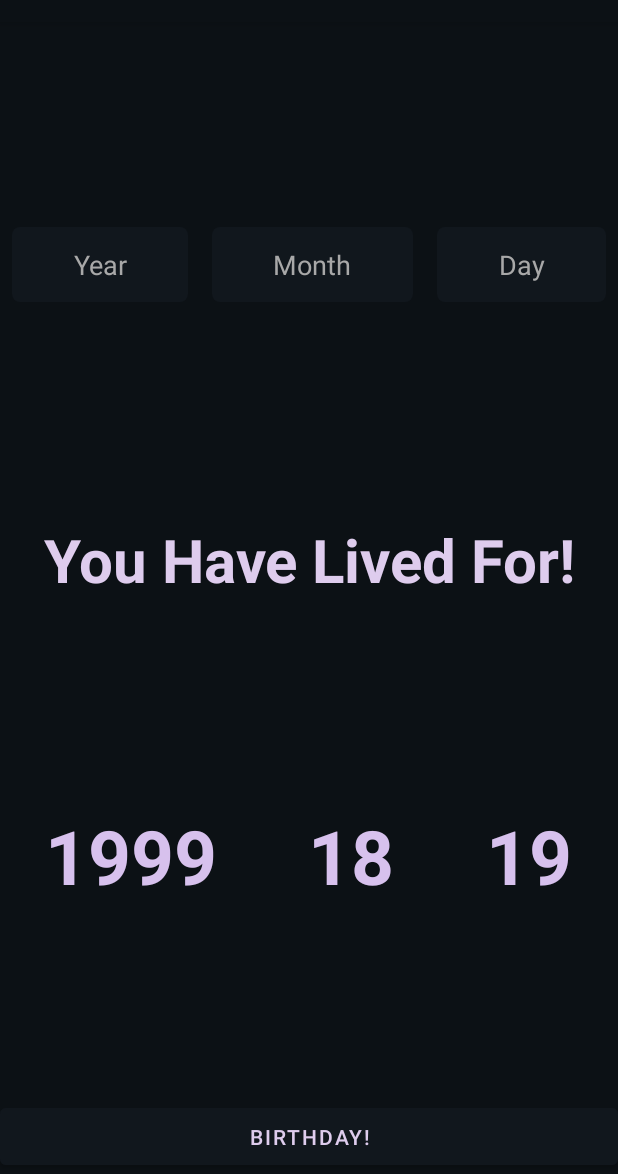
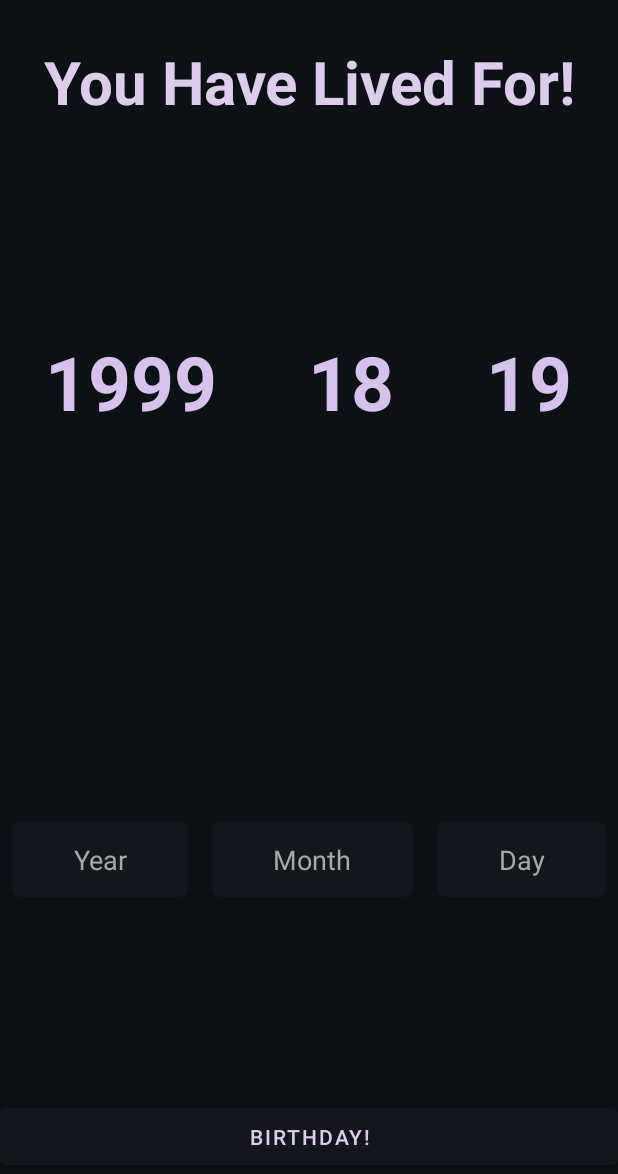
Before and after one commit to mahmoudk1000/univ_midterm_mobile_project, an Android app: the DateActivity screen opened directly, with no data from a screen before it, on a phone screen of 412 x 824 dp, the part 62-1236 px from its top. Run offline under Robolectric (Android 15) with nearby library versions, the phone set to English and light mode, and no system bars.

Commit message:
CountDown now works, Cleaned up for Date

```diff
--- a/app/src/main/java/com/example/vierapps/DateActivity.java
+++ b/app/src/main/java/com/example/vierapps/DateActivity.java
@@ -1,7 +1,8 @@
 package com.example.vierapps;
 
+import android.os.Bundle;
+
 import androidx.appcompat.app.AppCompatActivity;
-import android.os.Bundle;
 
 public class DateActivity extends AppCompatActivity {
     @Override
--- a/app/src/main/res/layout/date_activity.xml
+++ b/app/src/main/res/layout/date_activity.xml
@@ -9,59 +9,10 @@
     android:background="@color/dark_background"
     android:orientation="vertical" >
 
-    <LinearLayout
-        android:layout_width="match_parent"
-        android:layout_height="wrap_content"
-        android:layout_weight="1"
-        android:gravity="center">
-
-        <EditText
-            android:id="@+id/year_date"
-            android:layout_width="wrap_content"
-            android:layout_height="50dp"
-            android:layout_margin="8dp"
-            android:layout_weight="1"
-            android:hint="@string/year_value"
-            android:textAlignment="center"
-            android:background="@drawable/rounded_corners"
-            android:textColor="@color/foreground"
-            android:textColorHint="@color/light_foreground"
-            android:inputType="number"
-            android:autofillHints="100" />
-
-        <EditText
-            android:id="@+id/month_date"
-            android:layout_width="wrap_content"
-            android:layout_height="50dp"
-            android:layout_margin="8dp"
-            android:layout_weight="1"
-            android:hint="@string/month_value"
-            android:textAlignment="center"
-            android:background="@drawable/rounded_corners"
-            android:textColor="@color/foreground"
-            android:textColorHint="@color/light_foreground"
-            android:inputType="number"
-            android:autofillHints="100" />
-
-        <EditText
-            android:id="@+id/day_date"
-            android:layout_width="wrap_content"
-            android:layout_height="50dp"
-            android:layout_weight="1"
-            android:layout_margin="8dp"
-            android:hint="@string/day_date"
-            android:textAlignment="center"
-            android:background="@drawable/rounded_corners"
-            android:textColorHint="@color/light_foreground"
-            android:textColor="@color/foreground"
-            android:inputType="number"
-            android:autofillHints="0" />
-    </LinearLayout>
-
     <TextView
         android:id="@+id/brithday_message"
         android:layout_width="match_parent"
-        android:layout_height="70dp"
+        android:layout_height="80dp"
         android:backgroundTint="@color/background"
         android:text="@string/life"
         android:textColor="@color/foreground"
@@ -114,6 +65,55 @@
             android:textStyle="bold" />
     </LinearLayout>
 
+    <LinearLayout
+        android:layout_width="match_parent"
+        android:layout_height="wrap_content"
+        android:layout_weight="1"
+        android:gravity="center">
+
+        <EditText
+            android:id="@+id/year_date"
+            android:layout_width="wrap_content"
+            android:layout_height="50dp"
+            android:layout_margin="8dp"
+            android:layout_weight="1"
+            android:hint="@string/year_value"
+            android:textAlignment="center"
+            android:background="@drawable/rounded_corners"
+            android:textColor="@color/foreground"
+            android:textColorHint="@color/light_foreground"
+            android:inputType="number"
+            android:autofillHints="100" />
+
+        <EditText
+            android:id="@+id/month_date"
+            android:layout_width="wrap_content"
+            android:layout_height="50dp"
+            android:layout_margin="8dp"
+            android:layout_weight="1"
+            android:hint="@string/month_value"
+            android:textAlignment="center"
+            android:background="@drawable/rounded_corners"
+            android:textColor="@color/foreground"
+            android:textColorHint="@color/light_foreground"
+            android:inputType="number"
+            android:autofillHints="100" />
+
+        <EditText
+            android:id="@+id/day_date"
+            android:layout_width="wrap_content"
+            android:layout_height="50dp"
+            android:layout_weight="1"
+            android:layout_margin="8dp"
+            android:hint="@string/day_date"
+            android:textAlignment="center"
+            android:background="@drawable/rounded_corners"
+            android:textColorHint="@color/light_foreground"
+            android:textColor="@color/foreground"
+            android:inputType="number"
+            android:autofillHints="0" />
+    </LinearLayout>
+
     <Button
         android:id="@+id/random_get"
         android:layout_width="match_parent"
--- a/app/src/main/res/values/strings.xml
+++ b/app/src/main/res/values/strings.xml
@@ -9,12 +9,14 @@
     <string name="reset_text">Reset</string>
     <string name="toast_value">Raised One!</string>
     <string name="get_random">Get Number</string>
-    <string name="min_num">Enter Minimum</string>
-    <string name="max_num">Enter Maximize</string>
+    <string name="min_num">Enter Min</string>
+    <string name="max_num">Enter max</string>
     <string name="count_down">Count Down</string>
     <string name="birthday">Birthday!</string>
     <string name="day_date">Day</string>
     <string name="month_value">Month</string>
     <string name="year_value">Year</string>
     <string name="life">You Have Lived For!</string>
+    <string name="count_in_minute">Count Minutes</string>
+    <string name="time_up">Time Up!</string>
 </resources>
```
Also changed, not shown: app/src/main/java/com/example/vierapps/StopActivity.java (+29 -7 lines), app/src/main/res/layout/stop_activity.xml (+16 -1 lines).
